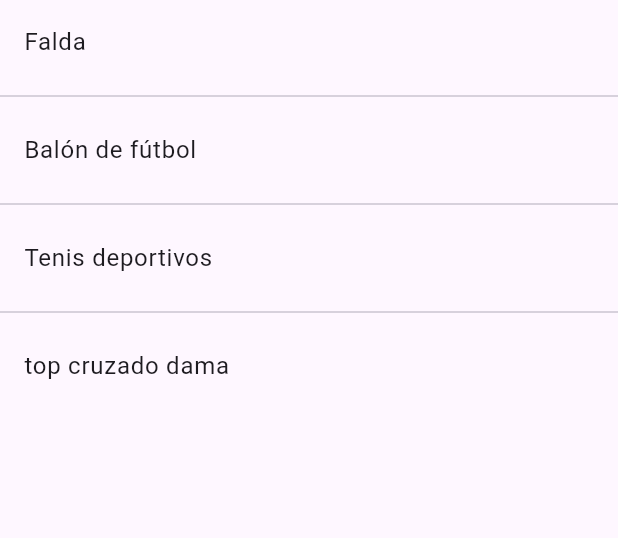
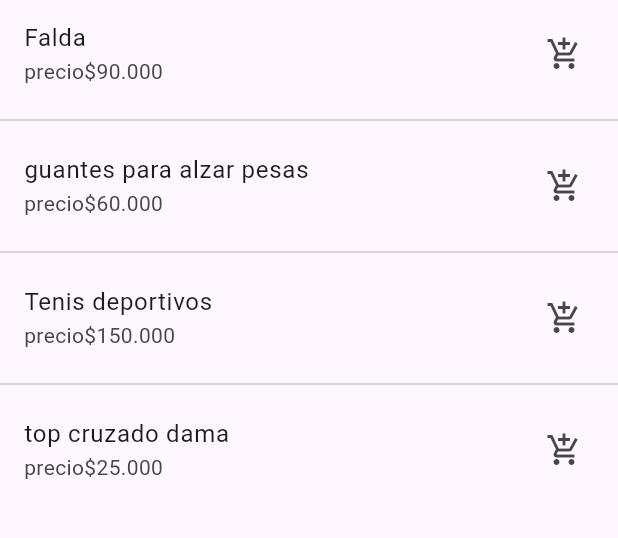
Before and after one commit to islenacaldas/Buen_mood_tienda_flutter, a Flutter app: the screen it shows after launch, on a phone screen of 412 x 824 dp, the part 84-622 px from its top. Run offline on Flutter 3.47's test engine with Material 3 defaults, Android fonts, the phone set to English and light mode, and no system bars.

Commit message:
adicio n de tarjetas y lectura de productos

```diff
--- a/buen_mood_tienda_flutter/lib/HomePrincipal.dart
+++ b/buen_mood_tienda_flutter/lib/HomePrincipal.dart
@@ -3,7 +3,11 @@ import 'Principal.dart';
 
 List<Map> productos = [
   {"nombre": "Falda", "precio": "\$90.000", "foto": "url a colocar"},
-  {"nombre": "Balón de fútbol", "precio": "\$60.000", "foto": "url a colocar"},
+  {
+    "nombre": "guantes para alzar pesas",
+    "precio": "\$60.000",
+    "foto": "url a colocar",
+  },
   {
     "nombre": "Tenis deportivos",
     "precio": "\$150.000",
@@ -35,7 +39,11 @@ class HomePrincipal extends StatelessWidget {
           return Divider();
         },
         itemBuilder: (BuildContext context, int index) {
-          return ListTile(title: Text(productos[index]["nombre"] + " "));
+          return ListTile(
+            title: Text(productos[index]["nombre"] + " "),
+            subtitle: Text("precio" + productos[index]["precio"]),
+            trailing: Icon(Icons.add_shopping_cart),
+          );
         },
       ),
     );
```
